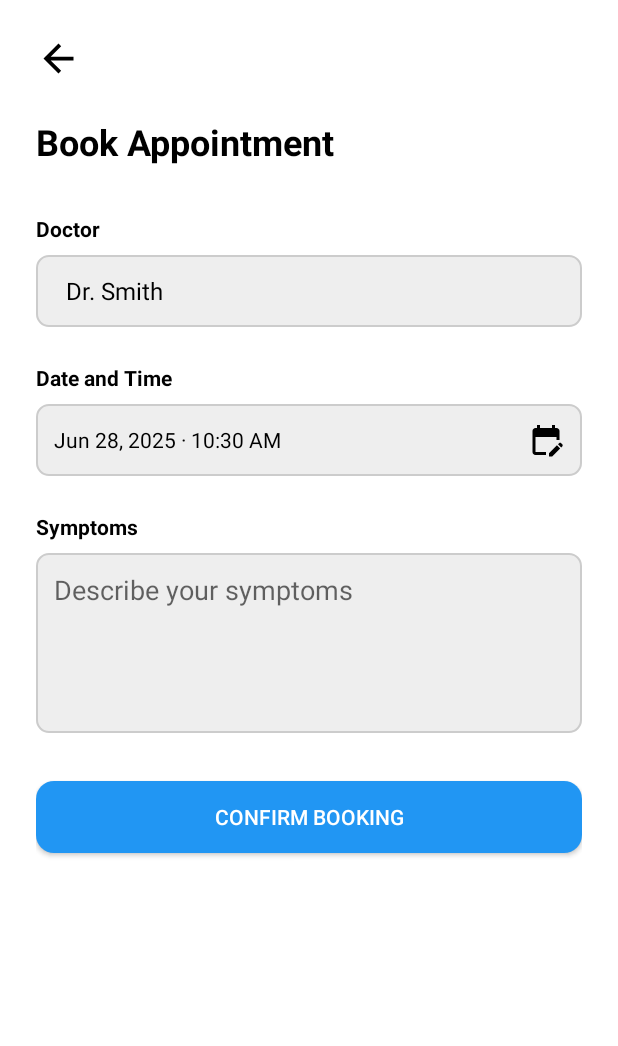
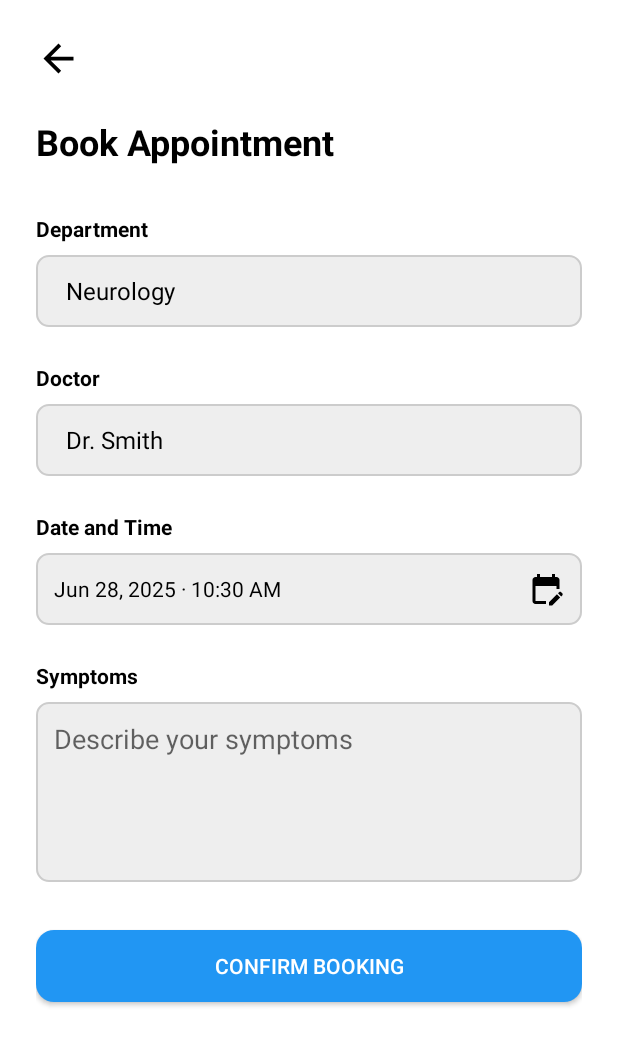
Before and after one commit to minh-luong/MedicalAppointmentBooking_App, an Android app: the BookAppointmentActivity screen opened directly, with no data from a screen before it, on a phone screen of 412 x 824 dp. Shown: the top 1046 px of the screen. Run offline under Robolectric (Android 15) with nearby library versions, the phone set to English and light mode, and no system bars.

Commit message:
Update BookAppointmentActivity  : add drop-down list for selecting department
Signed-off-by: minh-luong <lvminh97@gmail.com>

```diff
--- a/app/src/main/java/com/example/medicalbooking/activity/BookAppointmentActivity.java
+++ b/app/src/main/java/com/example/medicalbooking/activity/BookAppointmentActivity.java
@@ -24,7 +24,7 @@ public class BookAppointmentActivity extends BaseActivity implements View.OnClic
     private Calendar selectedDateTime;
 
     private ImageView backArrow;
-    private Spinner doctorSpinner;
+    private Spinner departmentSpinner, doctorSpinner;
     private LinearLayout dateTimePicker;
     private TextView dateTimeText;
     private EditText symptomsEditText;
@@ -40,6 +40,7 @@ public class BookAppointmentActivity extends BaseActivity implements View.OnClic
 
     private void initUI() {
         backArrow = findViewById(R.id.backArrow);
+        departmentSpinner = findViewById(R.id.departmentSpinner);
         doctorSpinner = findViewById(R.id.doctorSpinner);
         dateTimePicker = findViewById(R.id.dateTimePicker);
         dateTimeText = findViewById(R.id.dateTimeText);
@@ -47,6 +48,11 @@ public class BookAppointmentActivity extends BaseActivity implements View.OnClic
         confirmBookingButton = findViewById(R.id.confirmBookingButton);
 
         backArrow.setOnClickListener(this);
+
+        // Departments
+        String[] departments = {"Neurology", "Cardiology", "Internal Medicine"};
+        ArrayAdapter<String> departmentAdapter = new ArrayAdapter<>(this, android.R.layout.simple_spinner_dropdown_item, departments);
+        departmentSpinner.setAdapter(departmentAdapter);
 
         // Populate doctor spinner
         String[] doctors = {"Dr. Smith", "Dr. Johnson", "Dr. Lee", "Dr. Rachel"};
--- a/app/src/main/java/com/example/medicalbooking/activity/LoginActivity.java
+++ b/app/src/main/java/com/example/medicalbooking/activity/LoginActivity.java
@@ -37,7 +37,7 @@ public class LoginActivity extends BaseActivity implements View.OnClickListener
         }
         else if(id == R.id.loginButton) {
 //            nextActivity(ProfileActivity.class);
-            if(emailEd.getText().toString().equals("test@gmail.com") && passwordEd.getText().toString().equals("12345678"))
+//            if(emailEd.getText().toString().equals("test@gmail.com") && passwordEd.getText().toString().equals("12345678"))
                 nextActivity(HomeActivity.class);
         }
     }
--- a/app/src/main/res/layout/activity_book_appointment.xml
+++ b/app/src/main/res/layout/activity_book_appointment.xml
@@ -33,6 +33,31 @@
         app:layout_constraintStart_toStartOf="parent"
         android:layout_marginTop="24dp"/>
 
+    <!-- Department Dropdown -->
+    <TextView
+        android:id="@+id/departmentLabel"
+        android:layout_width="wrap_content"
+        android:layout_height="wrap_content"
+        android:text="Department"
+        android:textStyle="bold"
+        android:textColor="#000000"
+        android:layout_marginTop="32dp"
+        app:layout_constraintTop_toBottomOf="@id/title"
+        app:layout_constraintStart_toStartOf="parent"/>
+
+    <Spinner
+        android:id="@+id/departmentSpinner"
+        android:layout_width="0dp"
+        android:layout_height="48dp"
+        android:background="@drawable/edit_text_bg"
+        android:paddingStart="12dp"
+        android:paddingEnd="12dp"
+        android:spinnerMode="dropdown"
+        app:layout_constraintTop_toBottomOf="@id/departmentLabel"
+        app:layout_constraintStart_toStartOf="parent"
+        app:layout_constraintEnd_toEndOf="parent"
+        android:layout_marginTop="8dp"/>
+
     <!-- Doctor Dropdown -->
     <TextView
         android:id="@+id/doctorLabel"
@@ -41,8 +66,8 @@
         android:text="Doctor"
         android:textStyle="bold"
         android:textColor="#000000"
-        android:layout_marginTop="32dp"
-        app:layout_constraintTop_toBottomOf="@id/title"
+        android:layout_marginTop="24dp"
+        app:layout_constraintTop_toBottomOf="@id/departmentSpinner"
         app:layout_constraintStart_toStartOf="parent"/>
 
     <Spinner
```
